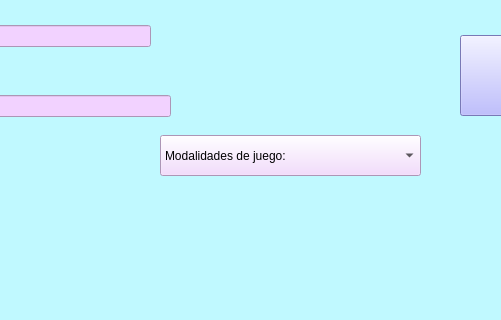
Sr-Gomer/Proyecto-Final-Procesos-Estocasticos, file Referencia/xd4.ui: the form before one commit; both pictures show x 190 to 691 and y 235 to 555 of the 1083 by 716 pixel window.
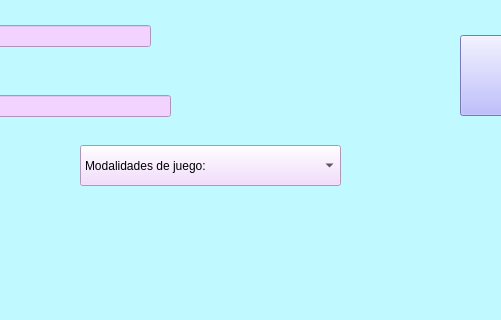
The form after the commit.

Diff of the .ui file:
```diff
--- a/Referencia/xd4.ui
+++ b/Referencia/xd4.ui
@@ -1081,8 +1081,8 @@
   <widget class="QComboBox" name="comboBox">
    <property name="geometry">
     <rect>
-     <x>350</x>
-     <y>370</y>
+     <x>270</x>
+     <y>380</y>
      <width>261</width>
      <height>41</height>
     </rect>
```
